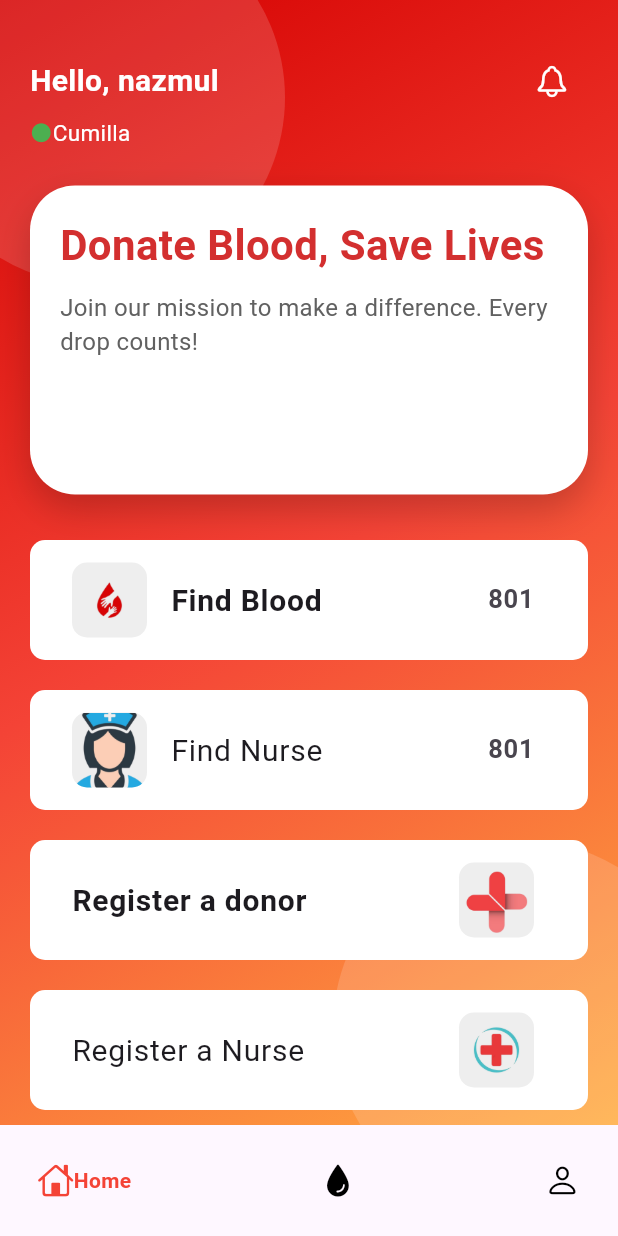
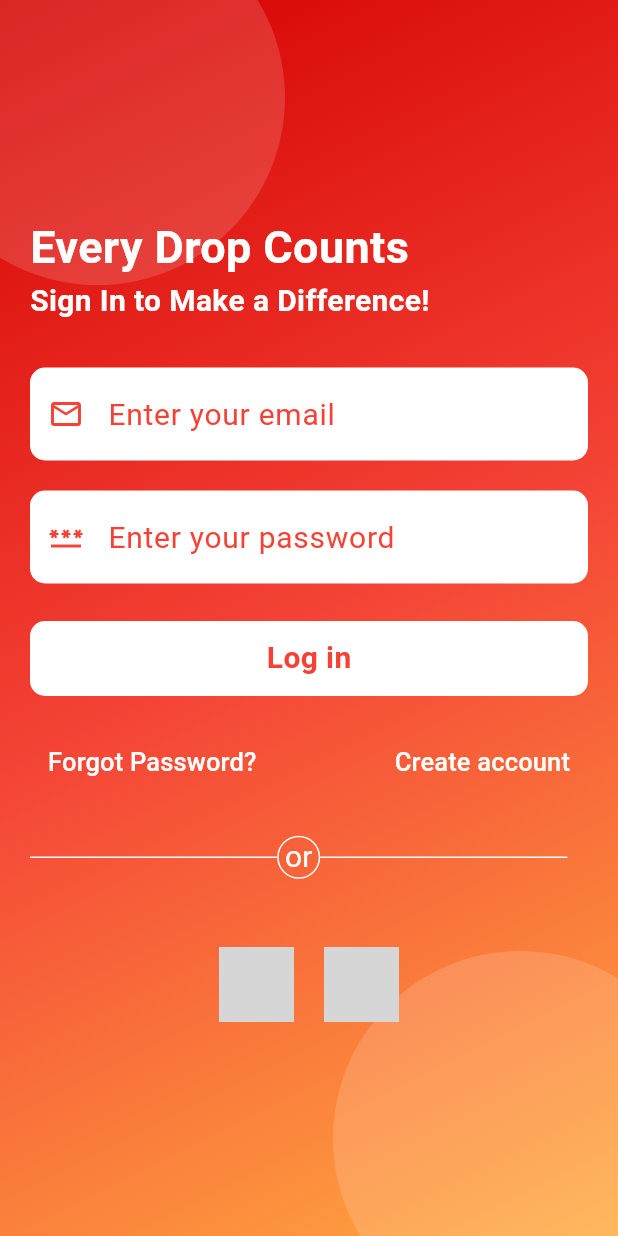
Before and after one commit to RootHex200/myblood, a Flutter app: the screen it shows after launch, on a phone screen of 412 x 824 dp. Run offline on Flutter 3.47's test engine with Material 3 defaults, Android fonts, the phone set to English and light mode, and no system bars; drawn by our look-alikes of google_nav_bar; our stand-ins replace get; network calls fail; grey boxes are pictures that could not be loaded.

Commit message:
Login Page and Sign up page designed

```diff
--- /dev/null
+++ b/lib/auth/controller/login_success_controller.dart
@@ -0,0 +1,8 @@
+import 'package:get/get.dart';
+
+class LoginSuccessController extends GetxController {
+  RxBool loginSuccess = false.obs;
+ void loginstate() {
+    loginSuccess.value = !loginSuccess.value;
+  }
+}
--- /dev/null
+++ b/lib/auth/screens/login_screen.dart
@@ -0,0 +1,232 @@
+import 'package:flutter/material.dart';
+import 'package:get/get.dart';
+import 'package:myblood/auth/controller/login_success_controller.dart';
+import 'package:myblood/auth/screens/forgot_pass_screen.dart';
+import 'package:myblood/auth/screens/sign-up/screen/sign_up_screen.dart';
+import 'package:myblood/src/core/common/widget/custome_text_field.dart';
+import 'package:myblood/src/core/utils/colors.dart';
+import 'package:myblood/src/feature/home/home_page.dart';
+
+class LoginScreen extends StatelessWidget {
+  LoginScreen({super.key});
+  final LoginSuccessController _controller = Get.put(LoginSuccessController());
+  @override
+  Widget build(BuildContext context) {
+    return Scaffold(
+      backgroundColor: Colors.red,
+      body: Stack(children: [
+        Positioned.fill(
+          child: Container(
+            decoration: BoxDecoration(
+                gradient: LinearGradient(
+                    begin: Alignment.topLeft,
+                    end: Alignment.bottomRight,
+                    colors: [
+                  Colors.redAccent.shade700,
+                  Colors.red.shade500,
+                  Colors.orangeAccent.shade200,
+                ])),
+          ),
+        ),
+        Positioned(
+            bottom: -60,
+            right: -60,
+            child: Container(
+              height: 250,
+              width: 250,
+              decoration: BoxDecoration(
+                  shape: BoxShape.circle,
+                  color: Colors.white.withOpacity(0.15)),
+            )),
+        Positioned(
+            top: -60,
+            left: -60,
+            child: Container(
+              height: 250,
+              width: 250,
+              decoration: BoxDecoration(
+                  shape: BoxShape.circle,
+                  color: Colors.white.withOpacity(0.15)),
+            )),
+        SafeArea(
+            child: Padding(
+          padding: const EdgeInsets.symmetric(horizontal: 20),
+          child: Column(
+            crossAxisAlignment: CrossAxisAlignment.start,
+            mainAxisAlignment: MainAxisAlignment.center,
+            children: [
+              Text(
+                "Every Drop Counts",
+                style: TextStyle(
+                    fontSize: 30,
+                    color: whiteColor,
+                    fontWeight: FontWeight.bold),
+              ),
+              Text(
+                "Sign In to Make a Difference!",
+                style: TextStyle(
+                    fontSize: 20,
+                    color: whiteColor,
+                    fontWeight: FontWeight.bold),
+              ),
+              const SizedBox(
+                height: 30,
+              ),
+              // User Name
+              CustomeTextField(
+                inputType: TextInputType.emailAddress,
+                hintText: "Enter your email",
+                onChanged: (value) {},
+                onSubmitted: (value) {},
+                prefixIcon: const Icon(
+                  Icons.email_outlined,
+                  color: Colors.red,
+                ),
+              ),
+              const SizedBox(
+                height: 20,
+              ),
+              CustomeTextField(
+                inputType: TextInputType.visiblePassword,
+                hintText: "Enter your password",
+                onChanged: (value) {},
+                onSubmitted: (value) {},
+                prefixIcon: const Icon(
+                  Icons.password,
+                  color: Colors.red,
+                ),
+              ),
+              const SizedBox(
+                height: 25,
+              ),
+              GestureDetector(
+                onTap: () {
+                  _controller.loginstate();
+                  if (_controller.loginSuccess.value) {
+                    Future.delayed(const Duration(seconds: 1), () {
+                      Get.to(() => HomePage());
+                    });
+                  }
+                },
+                child: Container(
+                  height: 50,
+                  decoration: BoxDecoration(
+                    borderRadius: BorderRadius.circular(10),
+                    color: whiteColor,
+                  ),
+                  child: Center(
+                    child: Obx(
+                      () => _controller.loginSuccess.value
+                          ? const CircularProgressIndicator(
+                              color: Colors.red,
+                            )
+                          : const Text(
+                              "Log in",
+                              style: TextStyle(
+                                  fontSize: 20,
+                                  color: Colors.red,
+                                  fontWeight: FontWeight.bold),
+                            ),
+                    ),
+                  ),
+                ),
+              ),
+              const SizedBox(
+                height: 20,
+              ),
+              Row(
+                mainAxisAlignment: MainAxisAlignment.spaceBetween,
+                children: [
+                  TextButton(
+                      onPressed: () {
+                        Get.to(() => const ForgotPassScreen());
+                      },
+                      child: Text(
+                        "Forgot Password?",
+                        style: TextStyle(fontSize: 17, color: whiteColor),
+                      )),
+                  TextButton(
+                    onPressed: () {
+                      Get.to(() => SignUpScreen());
+                    },
+                    child: Text(
+                      "Create account",
+                      style: TextStyle(fontSize: 17, color: whiteColor),
+                    ),
+                  )
+                ],
+              ),
+              const SizedBox(
+                height: 20,
+              ),
+              Row(
+                children: [
+                  SizedBox(
+                    width: Get.width * 0.4,
+                    child: Divider(
+                      color: whiteColor,
+                    ),
+                  ),
+                  Container(
+                    decoration: BoxDecoration(
+                        shape: BoxShape.circle,
+                        border: Border.all(color: whiteColor)),
+                    child: Padding(
+                      padding: const EdgeInsets.all(4),
+                      child: Text(
+                        "or",
+                        style: TextStyle(
+                          fontSize: 20,
+                          color: whiteColor,
+                        ),
+                      ),
+                    ),
+                  ),
+                  SizedBox(
+                    width: Get.width * 0.4,
+                    child: Divider(
+                      color: whiteColor,
+                    ),
+                  ),
+                ],
+              ),
+              const SizedBox(
+                height: 40,
+              ),
+              Row(
+                mainAxisAlignment: MainAxisAlignment.center,
+                children: [
+                  Container(
+                    height: 50,
+                    width: 50,
+                    decoration: const BoxDecoration(
+                        shape: BoxShape.circle,
+                        image: DecorationImage(
+                          image: NetworkImage(
+                              "https://i.pinimg.com/564x/07/58/69/0758690971d85013d2b28e96e2af57a6.jpg"),
+                          fit: BoxFit.cover,
+                        )),
+                  ),
+                  const SizedBox(
+                    width: 20,
+                  ),
+                  Container(
+                    height: 50,
+                    width: 50,
+                    decoration: const BoxDecoration(
+                        shape: BoxShape.circle,
+                        image: DecorationImage(
+                          image: NetworkImage(
+                              "https://i.pinimg.com/564x/89/73/d4/8973d4473f428cb78cca39f82c15af3e.jpg"),
+                          fit: BoxFit.cover,
+                        )),
+                  ),
+                ],
+              )
+            ],
+          ),
+        )),
+      ]),
+    );
+  }
+}
--- a/lib/main.dart
+++ b/lib/main.dart
@@ -1,6 +1,6 @@
 import 'package:flutter/material.dart';
 import 'package:get/get.dart';
-import 'package:myblood/src/feature/home/home_page.dart';
+import 'package:myblood/auth/screens/login_screen.dart';
 
 void main() {
   runApp(const MyApp());
@@ -18,7 +18,7 @@ class MyApp extends StatelessWidget {
         colorScheme: ColorScheme.fromSeed(seedColor: Colors.deepPurple),
         useMaterial3: true,
       ),
-      home: HomePage(),
+      home: LoginScreen(),
     );
   }
 }
--- /dev/null
+++ b/lib/src/core/common/widget/custome_text_field.dart
@@ -0,0 +1,39 @@
+import 'package:flutter/material.dart';
+import 'package:myblood/src/core/utils/colors.dart';
+
+class CustomeTextField extends StatelessWidget {
+  const CustomeTextField({
+    super.key,
+    required this.inputType,
+    required this.hintText,
+    required this.onChanged,
+    required this.onSubmitted,
+    this.prefixIcon,
+  });
+
+  final TextInputType inputType;
+  final String hintText;
+  final ValueChanged<String> onChanged;
+  final ValueChanged<String> onSubmitted;
+  final Icon? prefixIcon;
+
+  @override
+  Widget build(BuildContext context) {
+    return TextField(
+      keyboardType: inputType,
+      style: const TextStyle(color: Colors.red),
+      decoration: InputDecoration(
+          prefixIcon: prefixIcon,
+          fillColor: whiteColor,
+          filled: true,
+          hintText: hintText,
+          hintStyle: const TextStyle(fontSize: 20, color: Colors.red),
+          border: OutlineInputBorder(
+            borderRadius: BorderRadius.circular(10),
+            borderSide: BorderSide.none,
+          )),
+      onChanged: onChanged,
+      onSubmitted: onSubmitted,
+    );
+  }
+}
--- a/lib/src/feature/booked-donor/screens/book_doner_screen.dart
+++ b/lib/src/feature/booked-donor/screens/book_doner_screen.dart
@@ -5,7 +5,7 @@ class BookDonerScreen extends StatelessWidget {
 
   @override
   Widget build(BuildContext context) {
-    return Scaffold(
+    return const Scaffold(
       backgroundColor: Colors.amber,
     );
   }
--- a/lib/src/feature/home/home_page.dart
+++ b/lib/src/feature/home/home_page.dart
@@ -20,8 +20,8 @@ class HomePage extends StatelessWidget {
           controllerState.pageValue.value = value;
         },
         children: [
-          HomeScreen(userName: "nazmul", userLocation: "Cumilla"),
-          BookDonerScreen(),
+          const HomeScreen(userName: "nazmul", userLocation: "Cumilla"),
+          const BookDonerScreen(),
           ProfileScreen(),
         ],
       ),
--- a/lib/src/feature/profile/personal_profile_components/profile_achievements.dart
+++ b/lib/src/feature/profile/personal_profile_components/profile_achievements.dart
@@ -9,7 +9,7 @@ class ProfileAchievements extends StatelessWidget {
   Widget build(BuildContext context) {
     return Padding(
       padding: const EdgeInsets.all(8),
-      child: Container(
+      child: SizedBox(
         height: 100,
         width: 100,
         child: Column(
--- a/lib/src/feature/profile/screen/profile_screen.dart
+++ b/lib/src/feature/profile/screen/profile_screen.dart
@@ -23,7 +23,7 @@ class ProfileScreen extends StatelessWidget {
                   Container(
                     height: height * 0.3,
                     width: width,
-                    color: Colors.blueGrey.shade400,
+                    color: const Color.fromRGBO(120, 144, 156, 1),
                     child: const Padding(
                         padding: EdgeInsets.all(12),
                         child: ProfileHeder(
```
Also changed, not shown: lib/auth/controller/pass_controller.dart (added, +8 -0 lines), lib/auth/screens/forgot_pass_screen.dart (added, +10 -0 lines), lib/auth/screens/sign-up/controller/drop_down_button_controller.dart (added, +14 -0 lines), lib/auth/screens/sign-up/screen/sign_up_screen.dart (added, +314 -0 lines), lib/src/feature/profile/personal_profile_components/personal_profile_details.dart (+11 -9 lines).
